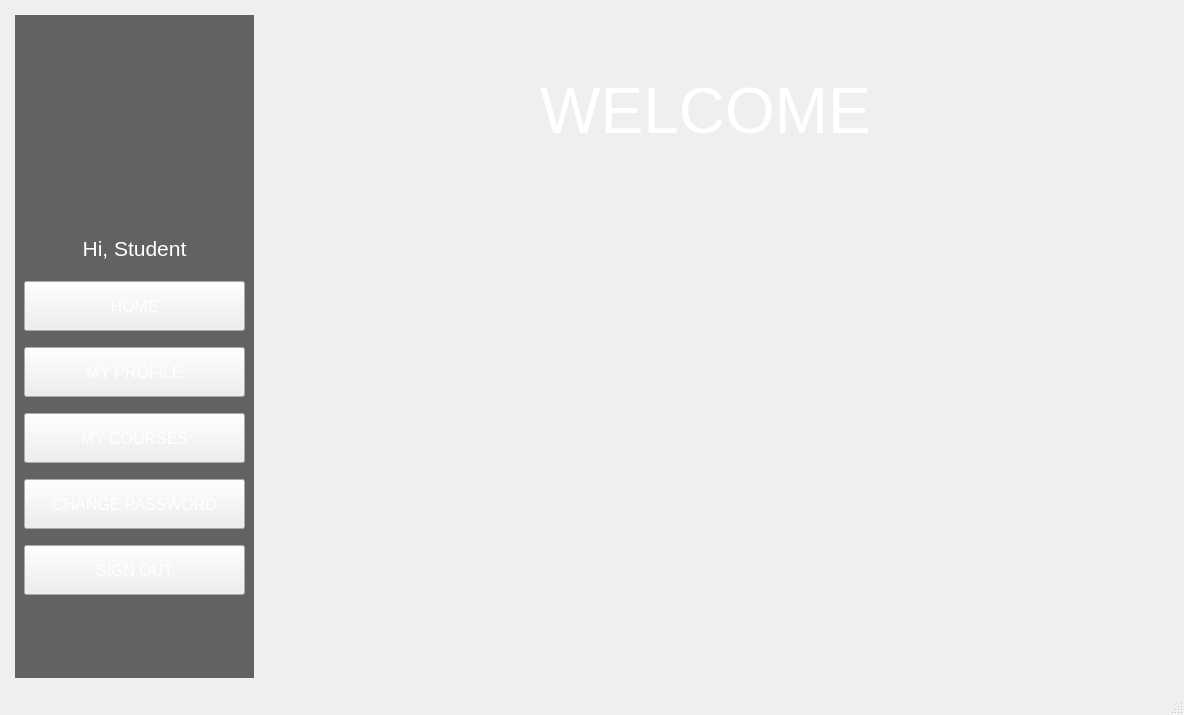
Qt form StudentManagementSystem/mainwindow.ui (BuhDuy256/Student-Management-GROUP6-KTLT-23CLC03) before a commit.
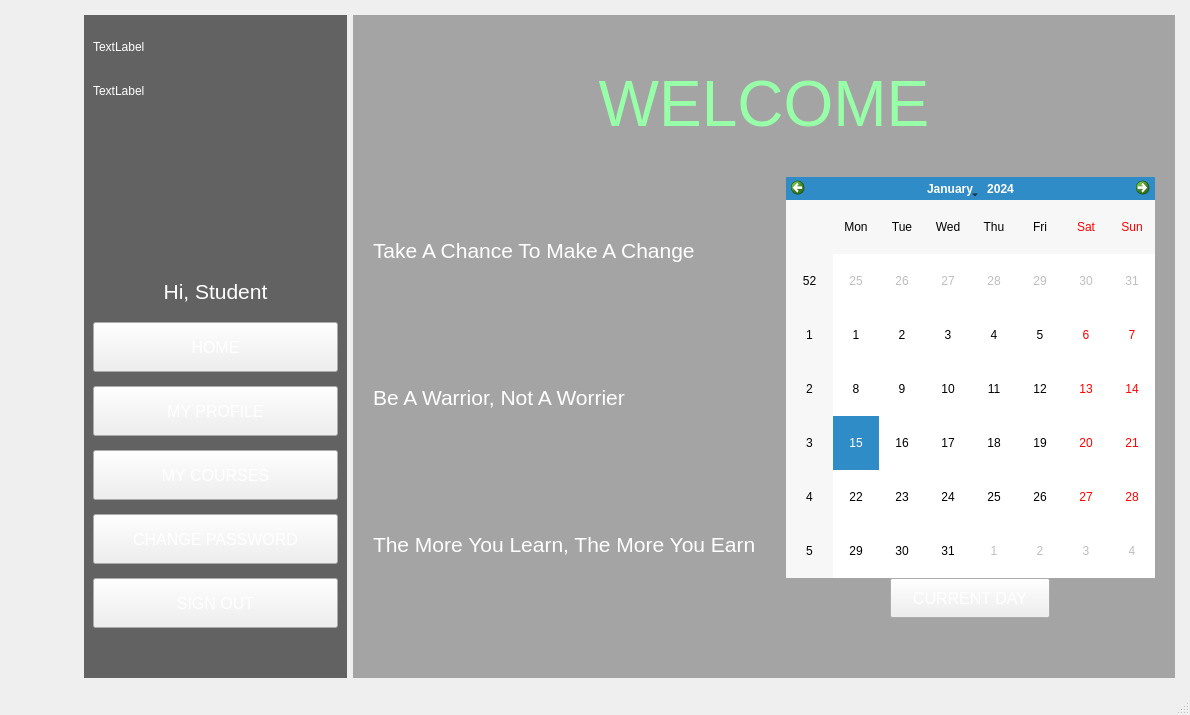
The same form after that commit. The open tabs and pages were chosen to show the change. Icons and pictures are not drawn.

```diff
--- a/StudentManagementSystem/mainwindow.ui
+++ b/StudentManagementSystem/mainwindow.ui
@@ -6,7 +6,7 @@
    <rect>
     <x>0</x>
     <y>0</y>
-    <width>1184</width>
+    <width>1190</width>
     <height>715</height>
    </rect>
   </property>
@@ -439,7 +439,7 @@
        </layout>
       </widget>
       <widget class="QWidget" name="student_homepage">
-       <layout class="QGridLayout" name="gridLayout_3" columnstretch="5,19">
+       <layout class="QGridLayout" name="gridLayout_3" columnstretch="5,19,0">
         <property name="leftMargin">
          <number>15</number>
         </property>
@@ -452,194 +452,7 @@
         <property name="bottomMargin">
          <number>15</number>
         </property>
-        <item row="0" column="0">
-         <widget class="QWidget" name="widget_2" native="true">
-          <property name="styleSheet">
-           <string notr="true">#widget_2{
-	background-color: rgba(0, 0, 0, 150);
-}</string>
-          </property>
-          <layout class="QVBoxLayout" name="verticalLayout_2">
-           <property name="topMargin">
-            <number>50</number>
-           </property>
-           <property name="bottomMargin">
-            <number>70</number>
-           </property>
-           <item alignment="Qt::AlignHCenter">
-            <widget class="QLabel" name="avatar">
-             <property name="minimumSize">
-              <size>
-               <width>140</width>
-               <height>140</height>
-              </size>
-             </property>
-             <property name="maximumSize">
-              <size>
-               <width>140</width>
-               <height>140</height>
-              </size>
-             </property>
-             <property name="styleSheet">
-              <string notr="true">#avatar{
-	border-image: url(:/background/OIP.jpg)
-}</string>
-             </property>
-             <property name="text">
-              <string/>
-             </property>
-            </widget>
-           </item>
-           <item>
-            <widget class="QLabel" name="name">
-             <property name="maximumSize">
-              <size>
-               <width>16777215</width>
-               <height>34</height>
-              </size>
-             </property>
-             <property name="font">
-              <font>
-               <pointsize>16</pointsize>
-              </font>
-             </property>
-             <property name="styleSheet">
-              <string notr="true">#name{
-	color: white;
-}</string>
-             </property>
-             <property name="text">
-              <string>Hi, Student</string>
-             </property>
-             <property name="alignment">
-              <set>Qt::AlignCenter</set>
-             </property>
-            </widget>
-           </item>
-           <item>
-            <widget class="QPushButton" name="button_StuHome">
-             <property name="minimumSize">
-              <size>
-               <width>218</width>
-               <height>50</height>
-              </size>
-             </property>
-             <property name="maximumSize">
-              <size>
-               <width>251</width>
-               <height>50</height>
-              </size>
-             </property>
-             <property name="font">
-              <font>
-               <pointsize>12</pointsize>
-              </font>
-             </property>
-             <property name="text">
-              <string>HOME</string>
-             </property>
-            </widget>
-           </item>
-           <item>
-            <widget class="QPushButton" name="button_StuMyProfile">
-             <property name="minimumSize">
-              <size>
-               <width>218</width>
-               <height>50</height>
-              </size>
-             </property>
-             <property name="maximumSize">
-              <size>
-               <width>251</width>
-               <height>50</height>
-              </size>
-             </property>
-             <property name="font">
-              <font>
-               <pointsize>12</pointsize>
-              </font>
-             </property>
-             <property name="text">
-              <string>MY PROFILE</string>
-             </property>
-            </widget>
-           </item>
-           <item>
-            <widget class="QPushButton" name="button_StuMyCourses">
-             <property name="minimumSize">
-              <size>
-               <width>218</width>
-               <height>50</height>
-              </size>
-             </property>
-             <property name="maximumSize">
-              <size>
-               <width>251</width>
-               <height>50</height>
-              </size>
-             </property>
-             <property name="font">
-              <font>
-               <pointsize>12</pointsize>
-              </font>
-             </property>
-             <property name="text">
-              <string>MY COURSES</string>
-             </property>
-            </widget>
-           </item>
-           <item>
-            <widget class="QPushButton" name="button_StuChangePassword">
-             <property name="minimumSize">
-              <size>
-               <width>218</width>
-               <height>50</height>
-              </size>
-             </property>
-             <property name="maximumSize">
-              <size>
-               <width>251</width>
-               <height>50</height>
-              </size>
-             </property>
-             <property name="font">
-              <font>
-               <pointsize>12</pointsize>
-              </font>
-             </property>
-             <property name="text">
-              <string>CHANGE PASSWORD</string>
-             </property>
-            </widget>
-           </item>
-           <item>
-            <widget class="QPushButton" name="button_StuSignOut">
-             <property name="minimumSize">
-              <size>
-               <width>218</width>
-               <height>50</height>
-              </size>
-             </property>
-             <property name="maximumSize">
-              <size>
-               <width>251</width>
-               <height>50</height>
-              </size>
-             </property>
-             <property name="font">
-              <font>
-               <pointsize>12</pointsize>
-              </font>
-             </property>
-             <property name="text">
-              <string>SIGN OUT</string>
-             </property>
-            </widget>
-           </item>
-          </layout>
-         </widget>
-        </item>
-        <item row="0" column="1">
+        <item row="0" column="2">
          <widget class="QStackedWidget" name="stackedWidget_2">
           <property name="styleSheet">
            <string notr="true">#StuHome{
@@ -654,6 +467,10 @@
 	background-color: rgba(0, 0, 0, 96);
 }
 
+#StuHome{
+	background-color: rgba(0, 0, 0, 80);
+}
+
 #lb_StuID{
 	color: white;
 }
@@ -689,38 +506,183 @@
 #lb_MyCourses{
 	color:rgb(151, 255, 168);
 }
-</string>
+
+#lb_welcome{
+	color:rgb(151, 255, 168);
+}
+
+#slogan_1{
+	color: white;
+}
+#slogan_2{
+	color: white;
+}
+#slogan_3{
+	color: white;
+}
+
+#txt_StuID{
+	background-color: rgba(255, 255, 255, 200);
+}
+#txt_StuName{
+	background-color: rgba(255, 255, 255, 200);
+}
+#txt_StuGender{
+	background-color: rgba(255, 255, 255, 200);
+}
+#txt_StuBirthday{
+	background-color: rgba(255, 255, 255, 200);
+}
+#txt_StuClass{
+	background-color: rgba(255, 255, 255, 200);
+}
+#txt_StuSocialID{
+	background-color: rgba(255, 255, 255, 200);
+}
+#txtCurPass{
+	background-color: rgba(255, 255, 255, 200);
+}
+#txtNewPass{
+	background-color: rgba(255, 255, 255, 200);
+}
+#txtConfirmPass{
+	background-color: rgba(255, 255, 255, 200);
+}</string>
           </property>
           <property name="currentIndex">
            <number>2</number>
           </property>
           <widget class="QWidget" name="StuHome">
-           <widget class="QLabel" name="lb_welcome">
-            <property name="geometry">
-             <rect>
-              <x>190</x>
-              <y>40</y>
-              <width>511</width>
-              <height>111</height>
-             </rect>
+           <layout class="QGridLayout" name="gridLayout_9">
+            <property name="leftMargin">
+             <number>20</number>
             </property>
-            <property name="font">
-             <font>
-              <pointsize>48</pointsize>
-             </font>
+            <property name="topMargin">
+             <number>15</number>
             </property>
-            <property name="styleSheet">
-             <string notr="true">#lb_welcome{
-	color:white;
-}</string>
+            <property name="rightMargin">
+             <number>20</number>
             </property>
-            <property name="text">
-             <string>WELCOME</string>
+            <property name="bottomMargin">
+             <number>60</number>
             </property>
-            <property name="alignment">
-             <set>Qt::AlignCenter</set>
+            <property name="horizontalSpacing">
+             <number>30</number>
             </property>
-           </widget>
+            <property name="verticalSpacing">
+             <number>0</number>
+            </property>
+            <item row="4" column="0">
+             <widget class="QLabel" name="slogan_3">
+              <property name="font">
+               <font>
+                <pointsize>16</pointsize>
+               </font>
+              </property>
+              <property name="text">
+               <string>The More You Learn, The More You Earn</string>
+              </property>
+             </widget>
+            </item>
+            <item row="0" column="0" colspan="2">
+             <widget class="QLabel" name="lb_welcome">
+              <property name="font">
+               <font>
+                <pointsize>48</pointsize>
+               </font>
+              </property>
+              <property name="styleSheet">
+               <string notr="true"/>
+              </property>
+              <property name="text">
+               <string>WELCOME</string>
+              </property>
+              <property name="alignment">
+               <set>Qt::AlignCenter</set>
+              </property>
+             </widget>
+            </item>
+            <item row="2" column="0">
+             <widget class="QLabel" name="slogan_1">
+              <property name="font">
+               <font>
+                <pointsize>16</pointsize>
+               </font>
+              </property>
+              <property name="text">
+               <string>Take A Chance To Make A Change</string>
+              </property>
+             </widget>
+            </item>
+            <item row="2" column="1" rowspan="3">
+             <layout class="QVBoxLayout" name="verticalLayout_4">
+              <property name="leftMargin">
+               <number>0</number>
+              </property>
+              <item>
+               <widget class="QCalendarWidget" name="calendarWidget">
+                <property name="enabled">
+                 <bool>true</bool>
+                </property>
+                <property name="minimumSize">
+                 <size>
+                  <width>369</width>
+                  <height>302</height>
+                 </size>
+                </property>
+                <property name="focusPolicy">
+                 <enum>Qt::NoFocus</enum>
+                </property>
+                <property name="styleSheet">
+                 <string notr="true"/>
+                </property>
+                <property name="firstDayOfWeek">
+                 <enum>Qt::Monday</enum>
+                </property>
+                <property name="gridVisible">
+                 <bool>false</bool>
+                </property>
+               </widget>
+              </item>
+              <item alignment="Qt::AlignHCenter">
+               <widget class="QPushButton" name="button_currentDay">
+                <property name="minimumSize">
+                 <size>
+                  <width>160</width>
+                  <height>40</height>
+                 </size>
+                </property>
+                <property name="maximumSize">
+                 <size>
+                  <width>180</width>
+                  <height>50</height>
+                 </size>
+                </property>
+                <property name="font">
+                 <font>
+                  <pointsize>12</pointsize>
+                 </font>
+                </property>
+                <property name="text">
+                 <string>CURRENT DAY</string>
+                </property>
+               </widget>
+              </item>
+             </layout>
+            </item>
+            <item row="3" column="0">
+             <widget class="QLabel" name="slogan_2">
+              <property name="font">
+               <font>
+                <pointsize>16</pointsize>
+               </font>
+              </property>
+              <property name="text">
+               <string>Be A Warrior, Not A Worrier</string>
+              </property>
+             </widget>
+            </item>
+           </layout>
           </widget>
           <widget class="QWidget" name="StuProfile">
            <layout class="QGridLayout" name="gridLayout_6">
@@ -1352,6 +1314,223 @@
           </widget>
          </widget>
         </item>
+        <item row="0" column="1">
+         <widget class="QWidget" name="widget_2" native="true">
+          <property name="styleSheet">
+           <string notr="true">#widget_2{
+	background-color: rgba(0, 0, 0, 150);
+}
+
+#lb_curSY{
+	color:white;
+}
+#lb_latestSY{
+	color:white;
+}</string>
+          </property>
+          <layout class="QVBoxLayout" name="verticalLayout_2">
+           <property name="bottomMargin">
+            <number>33</number>
+           </property>
+           <item>
+            <widget class="QLabel" name="lb_latestSY">
+             <property name="maximumSize">
+              <size>
+               <width>16777215</width>
+               <height>30</height>
+              </size>
+             </property>
+             <property name="text">
+              <string>TextLabel</string>
+             </property>
+            </widget>
+           </item>
+           <item>
+            <widget class="QLabel" name="lb_curSY">
+             <property name="maximumSize">
+              <size>
+               <width>16777215</width>
+               <height>30</height>
+              </size>
+             </property>
+             <property name="text">
+              <string>TextLabel</string>
+             </property>
+            </widget>
+           </item>
+           <item alignment="Qt::AlignHCenter">
+            <widget class="QLabel" name="avatar">
+             <property name="minimumSize">
+              <size>
+               <width>140</width>
+               <height>140</height>
+              </size>
+             </property>
+             <property name="maximumSize">
+              <size>
+               <width>140</width>
+               <height>140</height>
+              </size>
+             </property>
+             <property name="styleSheet">
+              <string notr="true">#avatar{
+	border-image: url(:/background/OIP.jpg)
+}</string>
+             </property>
+             <property name="text">
+              <string/>
+             </property>
+            </widget>
+           </item>
+           <item>
+            <widget class="QLabel" name="name">
+             <property name="maximumSize">
+              <size>
+               <width>16777215</width>
+               <height>34</height>
+              </size>
+             </property>
+             <property name="font">
+              <font>
+               <pointsize>16</pointsize>
+              </font>
+             </property>
+             <property name="styleSheet">
+              <string notr="true">#name{
+	color: white;
+}</string>
+             </property>
+             <property name="text">
+              <string>Hi, Student</string>
+             </property>
+             <property name="alignment">
+              <set>Qt::AlignCenter</set>
+             </property>
+            </widget>
+           </item>
+           <item>
+            <widget class="QPushButton" name="button_StuHome">
+             <property name="minimumSize">
+              <size>
+               <width>218</width>
+               <height>50</height>
+              </size>
+             </property>
+             <property name="maximumSize">
+              <size>
+               <width>251</width>
+               <height>50</height>
+              </size>
+             </property>
+             <property name="font">
+              <font>
+               <pointsize>12</pointsize>
+              </font>
+             </property>
+             <property name="text">
+              <string>HOME</string>
+             </property>
+            </widget>
+           </item>
+           <item>
+            <widget class="QPushButton" name="button_StuMyProfile">
+             <property name="minimumSize">
+              <size>
+               <width>218</width>
+               <height>50</height>
+              </size>
+             </property>
+             <property name="maximumSize">
+              <size>
+               <width>251</width>
+               <height>50</height>
+              </size>
+             </property>
+             <property name="font">
+              <font>
+               <pointsize>12</pointsize>
+              </font>
+             </property>
+             <property name="text">
+              <string>MY PROFILE</string>
+             </property>
+            </widget>
+           </item>
+           <item>
+            <widget class="QPushButton" name="button_StuMyCourses">
+             <property name="minimumSize">
+              <size>
+               <width>218</width>
+               <height>50</height>
+              </size>
+             </property>
+             <property name="maximumSize">
+              <size>
+               <width>251</width>
+               <height>50</height>
+              </size>
+             </property>
+             <property name="font">
+              <font>
+               <pointsize>12</pointsize>
+              </font>
+             </property>
+             <property name="text">
+              <string>MY COURSES</string>
+             </property>
+            </widget>
+           </item>
+           <item>
+            <widget class="QPushButton" name="button_StuChangePassword">
+             <property name="minimumSize">
+              <size>
+               <width>218</width>
+               <height>50</height>
+              </size>
+             </property>
+             <property name="maximumSize">
+              <size>
+               <width>251</width>
+               <height>50</height>
+              </size>
+             </property>
+             <property name="font">
+              <font>
+               <pointsize>12</pointsize>
+              </font>
+             </property>
+             <property name="text">
+              <string>CHANGE PASSWORD</string>
+             </property>
+            </widget>
+           </item>
+           <item>
+            <widget class="QPushButton" name="button_StuSignOut">
+             <property name="minimumSize">
+              <size>
+               <width>218</width>
+               <height>50</height>
+              </size>
+             </property>
+             <property name="maximumSize">
+              <size>
+               <width>251</width>
+               <height>50</height>
+              </size>
+             </property>
+             <property name="font">
+              <font>
+               <pointsize>12</pointsize>
+              </font>
+             </property>
+             <property name="text">
+              <string>SIGN OUT</string>
+             </property>
+            </widget>
+           </item>
+          </layout>
+         </widget>
+        </item>
        </layout>
       </widget>
       <widget class="QWidget" name="admin_homepage">
```
Left out of the diff: 45 changed lines with no effect on the pictures.
